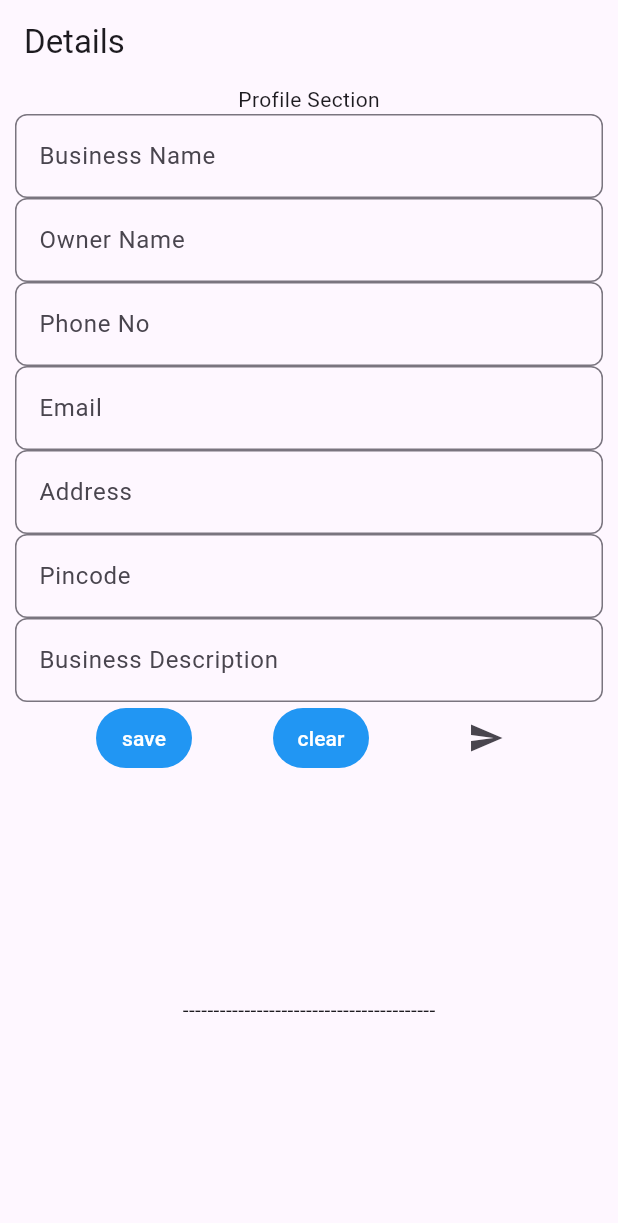
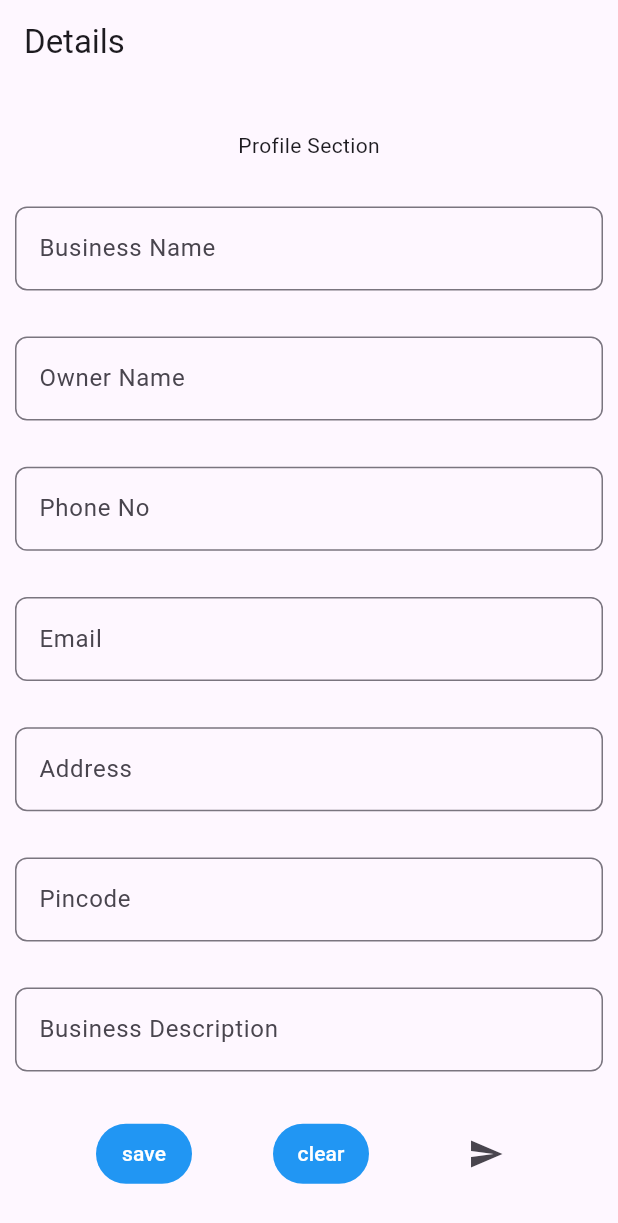
Before and after one commit to akashvtrs/project, a Flutter app: the screen it shows after launch, after a tap on "save", on a phone screen of 412 x 824 dp. Shown: the top 1223 px of the screen. Run offline on Flutter 3.47's test engine with Material 3 defaults, Android fonts, the phone set to English and light mode, and no system bars; missing offline and left inert: dart:js_util.

Commit message:
details screen

```diff
--- a/lib/business_profile/details.dart
+++ b/lib/business_profile/details.dart
@@ -34,6 +34,10 @@ class _DetailsState extends State<Details> {
 
   void save() {
     setState(() {
+      if (business_name_controller.text.isNotEmpty && owner_name_controller.text.isNotEmpty
+      && phone_no_controller.text.isNotEmpty && email_controller.text.isNotEmpty && address_controller.text.isNotEmpty && pincode_controller.text.isNotEmpty
+      && business_description_controller.text.isNotEmpty
+      ) {
         Business_Name = business_name_controller.text;
       Owner_Name = owner_name_controller.text;
       Phone_No = phone_no_controller.text;
@@ -41,6 +45,8 @@ class _DetailsState extends State<Details> {
       Address = address_controller.text;
       Pincode = pincode_controller.text;
       Business_Description = business_description_controller.text;
+      }
+
     });
   }
 
@@ -53,6 +59,15 @@ class _DetailsState extends State<Details> {
       Address = "";
       Pincode = "";
       Business_Description = "";
+business_name_controller.text="";
+owner_name_controller.text="";
+phone_no_controller.text="";
+email_controller.text="";
+address_controller.text="";
+pincode_controller.text="";
+business_description_controller.text="";
+
+
     });
   }
 
@@ -63,10 +78,10 @@ class _DetailsState extends State<Details> {
       appBar: AppBar(
         title: Text("Details"),
       ),
-      body: SingleChildScrollView(
-        child: Padding(
+      body: Padding(
         padding: EdgeInsets.only(left: 10.0, right: 10.0),
         child: Column(
+          mainAxisAlignment: MainAxisAlignment.spaceEvenly,
           children: [
             Text("Profile Section"),
             TextField(
@@ -135,6 +150,18 @@ class _DetailsState extends State<Details> {
                     child: Text("clear")),
                 IconButton(
                     onPressed: () {
+                      if (
+                        business_name_controller.text.isNotEmpty && owner_name_controller.text.isNotEmpty
+            && phone_no_controller.text.isNotEmpty && email_controller.text.isNotEmpty && address_controller.text.isNotEmpty && pincode_controller.text.isNotEmpty
+            && business_description_controller.text.isNotEmpty
+                      ) {
+                         Business_Name = business_name_controller.text;
+            Owner_Name = owner_name_controller.text;
+            Phone_No = phone_no_controller.text;
+            Email = email_controller.text;
+            Address = address_controller.text;
+            Pincode = pincode_controller.text;
+            Business_Description = business_description_controller.text;
                       Navigator.push(
                           context,
                           MaterialPageRoute(
@@ -146,27 +173,14 @@ items_noofitems:[],
       amount_totalamount:[],
       bal_balance:[]),
                           ));
+                      }
+
                     },
                     icon: Icon(Icons.send)),
               ],
             ),
-              Text(Business_Name),
-              Text(Owner_Name),
-              Text(Phone_No),
-              Text(Email),
-              Text(Address),
-              Text(Pincode),
-              Text(Business_Description),
-              Text("-----------------------------------------"),
-              Text(Business_Name),
-              Text(Owner_Name),
-              Text(Phone_No),
-              Text(Email),
-              Text(Address),
-              Text(Pincode),
-              Text(Business_Description),
+
           ],
-          ),
         ),
       ),
     );
```
Lines whose indentation alone changed are shown as unchanged.
